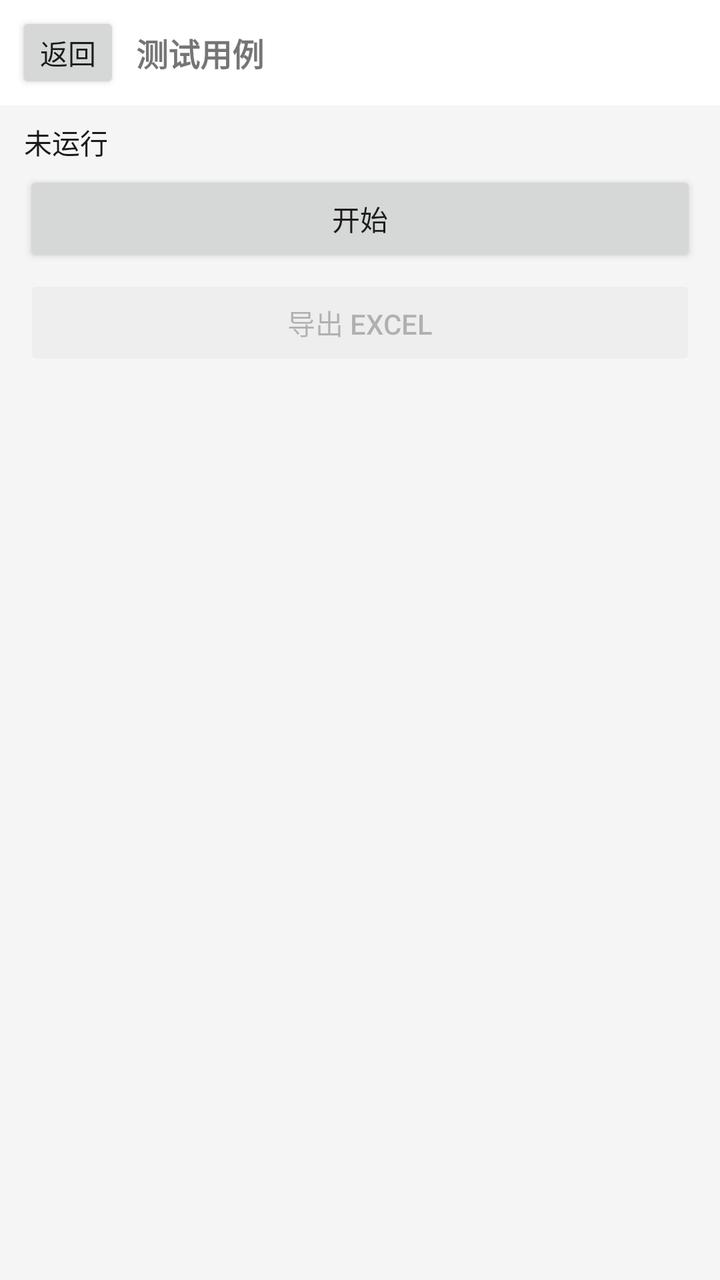
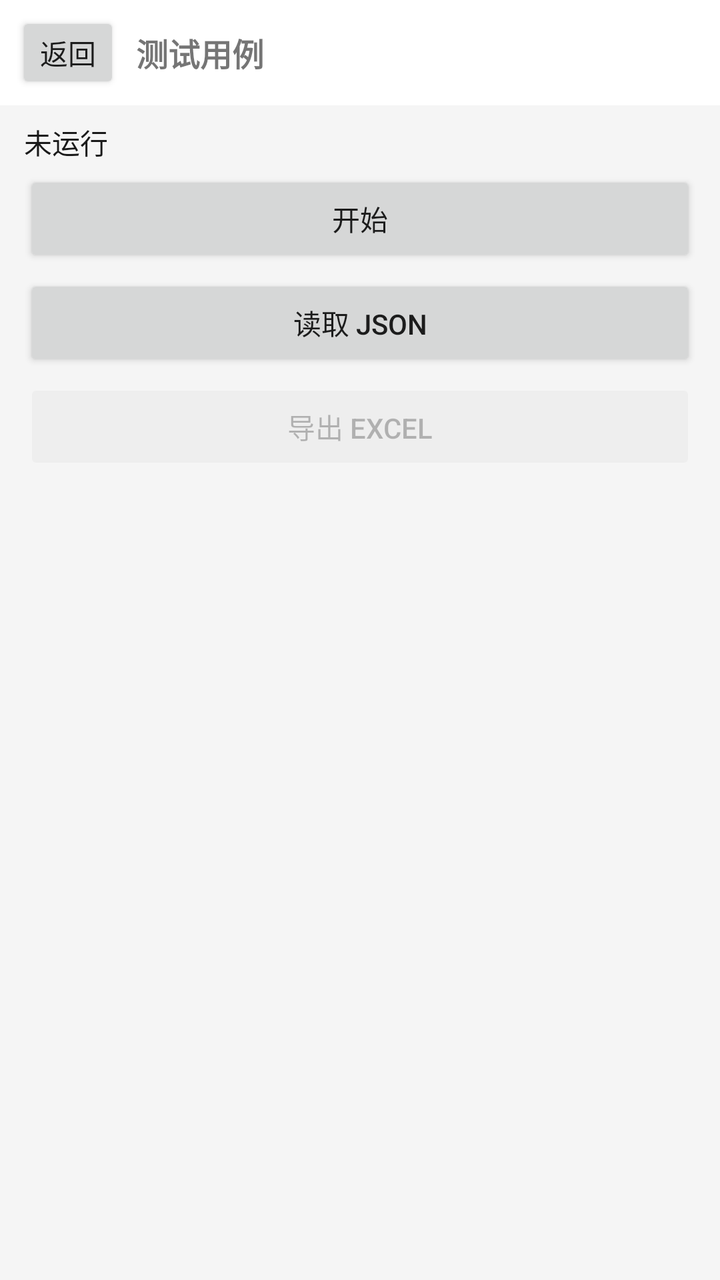

The first picture is an Android layout as it rendered before a commit; the second is the same layout after the commit. The layout source and the unified diff follow.
<!-- AndroidManifest.xml: application theme Theme.IVAI -->
<!-- res/layout/activity_agent_test.xml -->
<?xml version="1.0" encoding="utf-8"?>
<LinearLayout xmlns:android="http://schemas.android.com/apk/res/android"
    android:layout_width="match_parent"
    android:layout_height="match_parent"
    android:orientation="vertical"
    android:fitsSystemWindows="true"
    android:background="@color/chat_bg">

    
    <LinearLayout
        android:layout_width="match_parent"
        android:layout_height="wrap_content"
        android:orientation="horizontal"
        android:gravity="center_vertical"
        android:background="@color/bubble_agent"
        android:paddingStart="8dp"
        android:paddingEnd="12dp"
        android:paddingTop="6dp"
        android:paddingBottom="6dp">

        <Button
            android:id="@+id/backButton"
            android:layout_width="wrap_content"
            android:layout_height="wrap_content"
            android:text="返回"
            android:minHeight="0dp"
            android:minWidth="0dp"
            android:paddingStart="12dp"
            android:paddingEnd="12dp" />

        <TextView
            android:id="@+id/suiteTitle"
            android:layout_width="0dp"
            android:layout_height="wrap_content"
            android:layout_weight="1"
            android:paddingStart="8dp"
            android:text="测试用例"
            android:textSize="16sp"
            android:textStyle="bold" />

        <TextView
            android:id="@+id/suiteVersionText"
            android:layout_width="wrap_content"
            android:layout_height="wrap_content"
            android:text=""
            android:textColor="@color/text_secondary"
            android:textSize="11sp" />
    </LinearLayout>

    
    <TextView
        android:id="@+id/summaryText"
        android:layout_width="match_parent"
        android:layout_height="wrap_content"
        android:paddingStart="12dp"
        android:paddingEnd="12dp"
        android:paddingTop="8dp"
        android:paddingBottom="4dp"
        android:text="未运行"
        android:textColor="@color/text_primary"
        android:textSize="14sp" />

    
    <Button
        android:id="@+id/startButton"
        android:layout_width="match_parent"
        android:layout_height="wrap_content"
        android:layout_marginStart="12dp"
        android:layout_marginEnd="12dp"
        android:layout_marginBottom="4dp"
        android:text="开始" />

    
    <Button
        android:id="@+id/exportButton"
        android:layout_width="match_parent"
        android:layout_height="wrap_content"
        android:layout_marginStart="12dp"
        android:layout_marginEnd="12dp"
        android:layout_marginBottom="4dp"
        android:enabled="false"
        android:text="导出 Excel" />

    <androidx.recyclerview.widget.RecyclerView
        android:id="@+id/caseList"
        android:layout_width="match_parent"
        android:layout_height="0dp"
        android:layout_weight="1"
        android:clipToPadding="false"
        android:paddingStart="8dp"
        android:paddingEnd="8dp"
        android:paddingTop="4dp"
        android:paddingBottom="8dp"
        android:scrollbars="vertical" />
</LinearLayout>
<!-- resources referenced by this layout -->
<resources>
  <color name="bubble_agent">#FFFFFF</color>
  <color name="chat_bg">#F5F5F5</color>
  <color name="text_primary">#1A1A1A</color>
  <color name="text_secondary">#616161</color>
  <style name="Theme.IVAI" parent="android:Theme.Material.Light.DarkActionBar" />
</resources>

<!-- the commit's change to res/layout/activity_agent_test.xml (unified diff, before → after) -->
@@ -72,6 +72,16 @@
 
     
     <Button
+        android:id="@+id/importButton"
+        android:layout_width="match_parent"
+        android:layout_height="wrap_content"
+        android:layout_marginStart="12dp"
+        android:layout_marginEnd="12dp"
+        android:layout_marginBottom="4dp"
+        android:text="读取 JSON" />
+
+    
+    <Button
         android:id="@+id/exportButton"
         android:layout_width="match_parent"
         android:layout_height="wrap_content"
